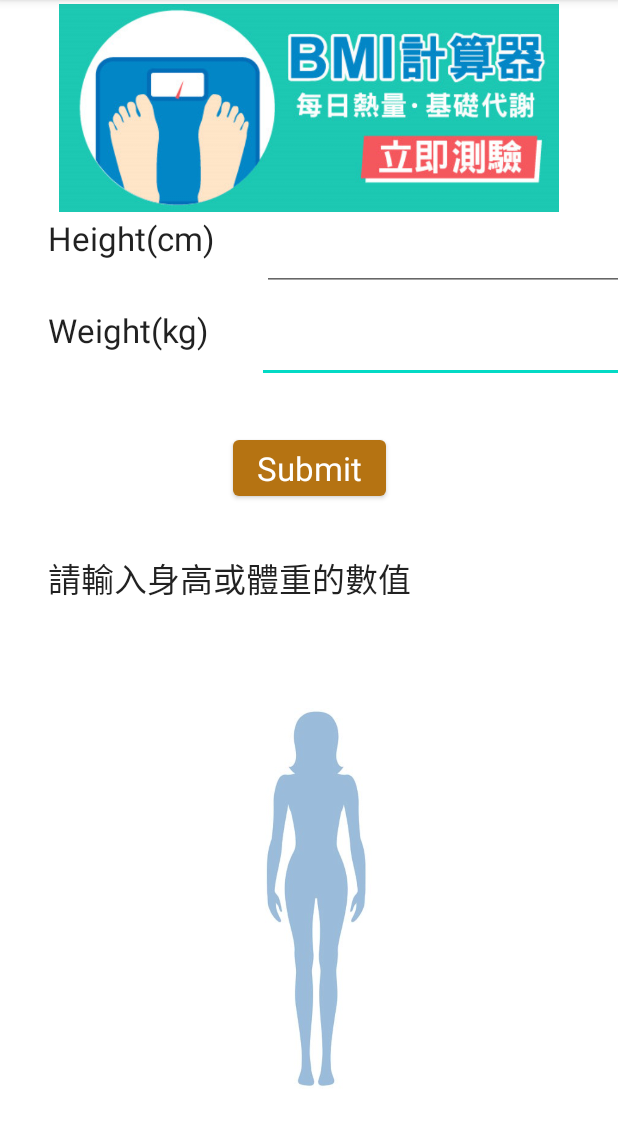
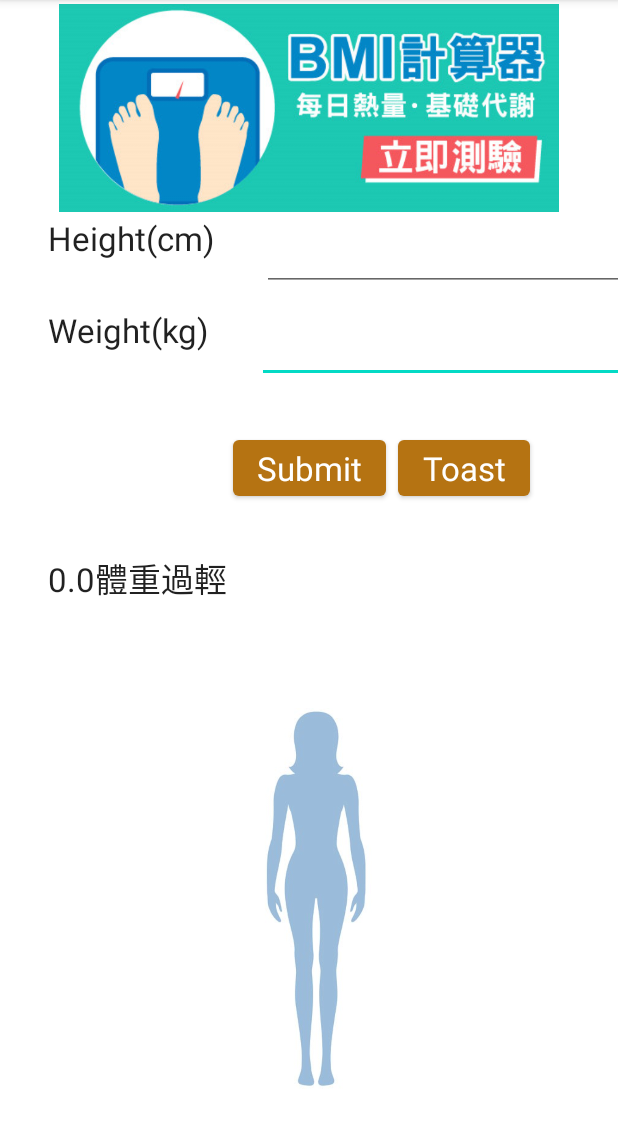
Before and after one commit to cflin-cjcu/Testbmi, an Android app: the screen it shows after launch (MainActivity), after a tap on "Submit", on a phone screen of 412 x 824 dp, the part 84-1230 px from its top. Run offline under Robolectric (Android 15) with nearby library versions, the phone set to English and light mode, and no system bars; 1 other tap on this screen came first.

Commit message:
Toast練習

```diff
--- a/app/src/main/java/com/example/testbmi/MainActivity.java
+++ b/app/src/main/java/com/example/testbmi/MainActivity.java
@@ -7,6 +7,7 @@ import android.view.View;
 import android.widget.EditText;
 import android.widget.ImageView;
 import android.widget.TextView;
+import android.widget.Toast;
 
 import java.text.DecimalFormat;
 
@@ -29,13 +30,8 @@ public class MainActivity extends AppCompatActivity {
     }
 
     public void calBMI(View view) {
-        if(height.getText().toString().isEmpty() || weight.getText().toString().isEmpty()) {
-            showbmi.setText("請輸入身高或體重的數值");
-        } else {
-            double h = Double.parseDouble(height.getText().toString());
-            double w = Double.parseDouble(weight.getText().toString());
-            double bmi = w / ((h/100.0) * (h/100.0));
-            String txt = "";
+        double bmi = Double.parseDouble(bmi_value());
+        String txt = "";
             if(bmi<18.5) {
                 txt = "體重過輕";
                 imageView.setImageResource(R.drawable.a1);
@@ -46,12 +42,31 @@ public class MainActivity extends AppCompatActivity {
                 txt = "體重正常";
                 imageView.setImageResource(R.drawable.a2);
             }
-            DecimalFormat decimalFormat = new DecimalFormat("#.##");
+
 
 //          showbmi.setText(String.valueOf(bmi)+txt);
-            showbmi.setText(decimalFormat.format(bmi)+txt);
+            showbmi.setText(String.valueOf(bmi)+txt);
 
+
+
+    }
+
+    private String bmi_value() {
+        if(height.getText().toString().isEmpty() || weight.getText().toString().isEmpty()) {
+            showbmi.setText("請輸入身高或體重的數值");
+            return "0.0";
+        } else {
+            double h = Double.parseDouble(height.getText().toString());
+            double w = Double.parseDouble(weight.getText().toString());
+            double bmi = w / ((h / 100.0) * (h / 100.0));
+            DecimalFormat decimalFormat = new DecimalFormat("#.##");
+            return decimalFormat.format(bmi);
         }
+    }
+
+    public void showToast(View view) {
+        String bmi = bmi_value();
+        Toast.makeText(this, bmi, Toast.LENGTH_LONG).show();
 
     }
 }
--- a/app/src/main/res/layout/activity_main.xml
+++ b/app/src/main/res/layout/activity_main.xml
@@ -88,4 +88,15 @@
         app:layout_constraintStart_toStartOf="parent"
         app:layout_constraintTop_toTopOf="parent"
         app:srcCompat="@drawable/b1" />
+
+    <Button
+        android:id="@+id/button"
+        android:layout_width="wrap_content"
+        android:layout_height="wrap_content"
+        android:layout_marginStart="8dp"
+        android:onClick="showToast"
+        android:text="Toast"
+        android:textAppearance="@style/TextAppearance.AppCompat.Large"
+        app:layout_constraintStart_toEndOf="@+id/btSubmit"
+        app:layout_constraintTop_toTopOf="@+id/btSubmit" />
 </androidx.constraintlayout.widget.ConstraintLayout>
```
